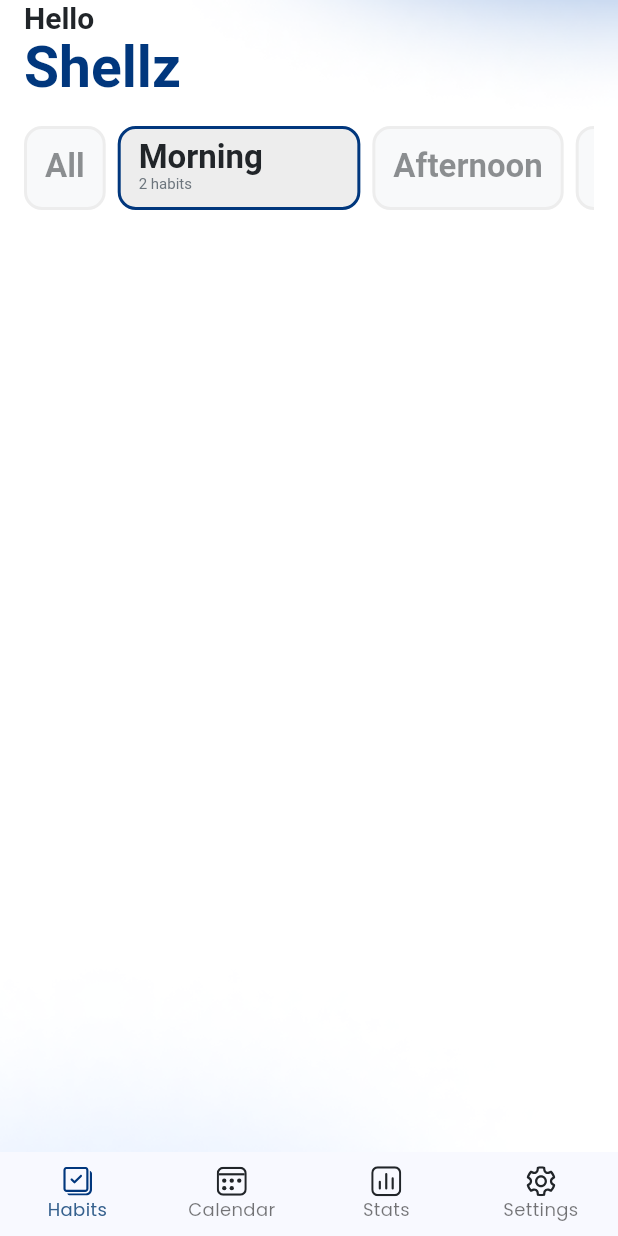
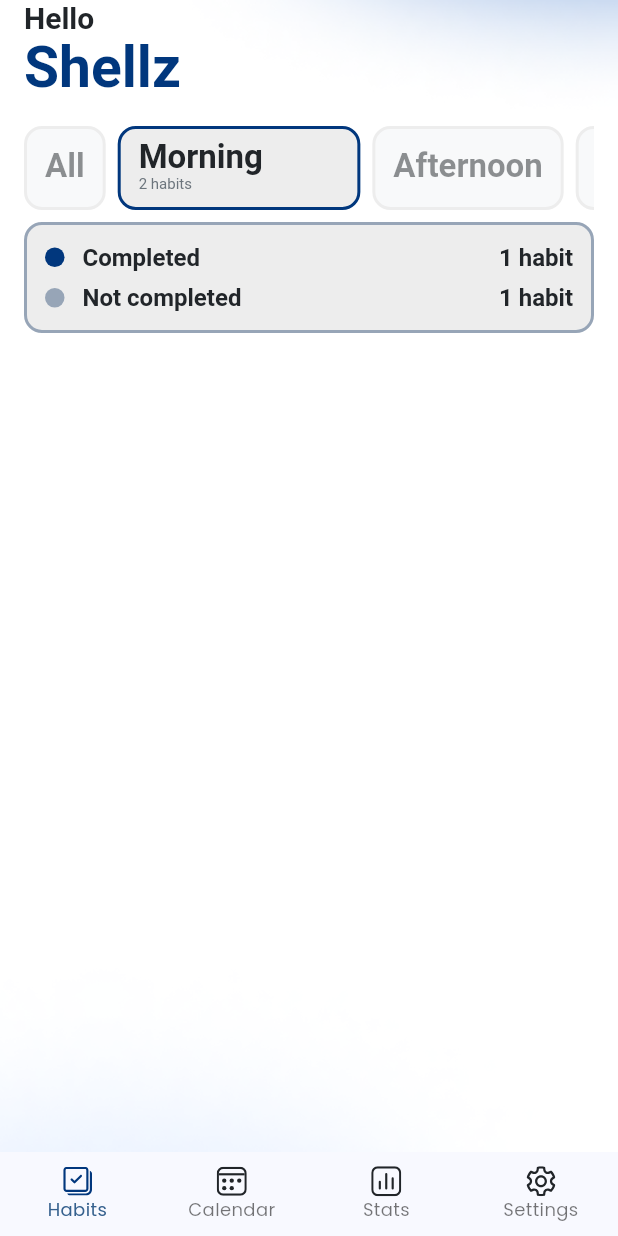
Before and after one commit to ashellz/habitt_v2, a Flutter app: the screen it shows after launch, after a tap on "Morning", on a phone screen of 412 x 824 dp. Run offline on Flutter 3.47's test engine with Material 3 defaults, Android fonts, the phone set to English and light mode, and no system bars; our stand-ins replace flutter_svg; generated files the repository leaves out were written again.

Commit message:
Habits completed status widget

```diff
--- a/lib/pages/main pages/habits_page.dart
+++ b/lib/pages/main pages/habits_page.dart
@@ -1,11 +1,8 @@
 import 'package:flutter/material.dart';
-import 'package:habitt/providers/category_provider.dart';
-import 'package:habitt/providers/color_provider.dart';
 import 'package:habitt/widgets/gradient_background.dart';
-import 'package:flutter_gen/gen_l10n/app_localizations.dart';
+import 'package:habitt/widgets/habits_page/categories/categories_list.dart';
 import 'package:habitt/widgets/habits_page/greeting.dart';
-import 'package:habitt/widgets/habits_page/select_category_widget.dart';
-import 'package:provider/provider.dart';
+import 'package:habitt/widgets/habits_page/habits_completed/habits_completed_widget.dart';
 
 class HabitsPage extends StatefulWidget {
   const HabitsPage({super.key});
@@ -17,9 +14,6 @@ class HabitsPage extends StatefulWidget {
 class _HabitsPageState extends State<HabitsPage> {
   @override
   Widget build(BuildContext context) {
-    final localizations = AppLocalizations.of(context)!;
-    final colorProvider = context.watch<ColorProvider>();
-
     return Scaffold(
       body: DefaultTextStyle(
         style: TextStyle(color: Color(0xFF212529)),
@@ -28,7 +22,7 @@ class _HabitsPageState extends State<HabitsPage> {
             padding: const EdgeInsets.symmetric(horizontal: 16.0),
             child: ListView(
               physics: BouncingScrollPhysics(),
-              children: [Greeting(), CategoriesList()],
+              children: [Greeting(), CategoriesList(), HabitsCompletedWidget()],
             ),
           ),
         ),
@@ -36,79 +30,3 @@ class _HabitsPageState extends State<HabitsPage> {
     );
   }
 }
-
-class CategoriesList extends StatefulWidget {
-  const CategoriesList({super.key});
-
-  @override
-  State<CategoriesList> createState() => _CategoriesListState();
-}
-
-class _CategoriesListState extends State<CategoriesList> {
-  final ScrollController _scrollController = ScrollController();
-
-  @override
-  void initState() {
-    super.initState();
-    WidgetsBinding.instance.addPostFrameCallback((_) {
-      _scrollToSelectedCategory();
-    });
-  }
-
-  void _scrollToSelectedCategory() {
-    final categoryProvider = context.read<CategoryProvider>();
-    final selectedId = categoryProvider.selectedCategoryId;
-    final categories = categoryProvider.categories;
-
-    if (_scrollController.hasClients && categories.isNotEmpty) {
-      int selectedIndex = categories.indexWhere((c) => c.id == selectedId);
-      if (selectedIndex != -1) {
-        // Estimate position by multiplying index by item width (assumed 120px)
-        double itemWidth = 120.0; // Adjust based on actual category width
-        double screenWidth = MediaQuery.of(context).size.width;
-        double scrollOffset =
-            (selectedIndex * itemWidth) - (screenWidth / 2) + (itemWidth / 2);
-
-        // (selectedIndex * itemWidth) --> Gets to the end of the selected category
-        // (screenWidth / 2) --> Gets to the middle of the screen
-        // (itemWidth / 2) --> Gets to the middle of the category
-
-        _scrollController.animateTo(
-          scrollOffset.clamp(
-            0.0,
-            _scrollController.position.maxScrollExtent,
-          ), // Keep within bounds
-          duration: const Duration(milliseconds: 300),
-          curve: Curves.easeInOut,
-        );
-      }
-    }
-  }
-
-  @override
-  Widget build(BuildContext context) {
-    final categoryProvider = context.watch<CategoryProvider>();
-
-    return Padding(
-      padding: const EdgeInsets.only(top: 16.0),
-      child: SizedBox(
-        height: 56,
-        child: ListView(
-          controller: _scrollController,
-          physics: const BouncingScrollPhysics(),
-          scrollDirection: Axis.horizontal,
-          children: [
-            for (final category in categoryProvider.categories)
-              SelectCategoryWidget(
-                category: category,
-                onTap: () {
-                  categoryProvider.selectCategory(category.id);
-                  _scrollToSelectedCategory();
-                },
-              ),
-          ],
-        ),
-      ),
-    );
-  }
-}
--- a/lib/providers/color_provider.dart
+++ b/lib/providers/color_provider.dart
@@ -2,6 +2,8 @@ import 'package:flutter/material.dart';
 import 'package:habitt/models/custom_color_scheme.dart';
 
 class ColorProvider extends ChangeNotifier {
+  Color textColor = Color(0xFF212529);
+
   CustomColorScheme colorScheme = CustomColorScheme(
     disabledColor: Color(0xFFF8F9FA),
     standardColor: Color(0xFFEDEDED),
--- /dev/null
+++ b/lib/widgets/habits_page/categories/categories_list.dart
@@ -0,0 +1,80 @@
+import 'package:flutter/material.dart';
+import 'package:habitt/providers/category_provider.dart';
+import 'package:habitt/widgets/habits_page/categories/select_category_widget.dart';
+import 'package:provider/provider.dart';
+
+class CategoriesList extends StatefulWidget {
+  const CategoriesList({super.key});
+
+  @override
+  State<CategoriesList> createState() => _CategoriesListState();
+}
+
+class _CategoriesListState extends State<CategoriesList> {
+  final ScrollController _scrollController = ScrollController();
+
+  @override
+  void initState() {
+    super.initState();
+    WidgetsBinding.instance.addPostFrameCallback((_) {
+      _scrollToSelectedCategory();
+    });
+  }
+
+  void _scrollToSelectedCategory() {
+    final categoryProvider = context.read<CategoryProvider>();
+    final selectedId = categoryProvider.selectedCategoryId;
+    final categories = categoryProvider.categories;
+
+    if (_scrollController.hasClients && categories.isNotEmpty) {
+      int selectedIndex = categories.indexWhere((c) => c.id == selectedId);
+      if (selectedIndex != -1) {
+        // Estimate position by multiplying index by item width (assumed 120px)
+        double itemWidth = 120.0; // Adjust based on actual category width
+        double screenWidth = MediaQuery.of(context).size.width;
+        double scrollOffset =
+            (selectedIndex * itemWidth) - (screenWidth / 2) + (itemWidth / 2);
+
+        // (selectedIndex * itemWidth) --> Gets to the end of the selected category
+        // (screenWidth / 2) --> Gets to the middle of the screen
+        // (itemWidth / 2) --> Gets to the middle of the category
+
+        _scrollController.animateTo(
+          scrollOffset.clamp(
+            0.0,
+            _scrollController.position.maxScrollExtent,
+          ), // Keep within bounds
+          duration: const Duration(milliseconds: 300),
+          curve: Curves.easeInOut,
+        );
+      }
+    }
+  }
+
+  @override
+  Widget build(BuildContext context) {
+    final categoryProvider = context.watch<CategoryProvider>();
+
+    return Padding(
+      padding: const EdgeInsets.only(top: 16.0),
+      child: SizedBox(
+        height: 56,
+        child: ListView(
+          controller: _scrollController,
+          physics: const BouncingScrollPhysics(),
+          scrollDirection: Axis.horizontal,
+          children: [
+            for (final category in categoryProvider.categories)
+              SelectCategoryWidget(
+                category: category,
+                onTap: () {
+                  categoryProvider.selectCategory(category.id);
+                  _scrollToSelectedCategory();
+                },
+              ),
+          ],
+        ),
+      ),
+    );
+  }
+}
--- /dev/null
+++ b/lib/widgets/habits_page/habits_completed/habit_status_text.dart
@@ -0,0 +1,62 @@
+import 'package:flutter/material.dart';
+import 'package:habitt/providers/color_provider.dart';
+import 'package:flutter_gen/gen_l10n/app_localizations.dart';
+import 'package:provider/provider.dart';
+
+class HabitsStatus extends StatelessWidget {
+  const HabitsStatus({super.key, required this.isCompleted});
+
+  final bool isCompleted;
+
+  @override
+  Widget build(BuildContext context) {
+    final colorProvider = context.watch<ColorProvider>();
+    final textColor = colorProvider.textColor;
+    final colorScheme = colorProvider.colorScheme;
+    final localizations = AppLocalizations.of(context)!;
+
+    const numberOfHabits = 1;
+
+    return Row(
+      mainAxisAlignment: MainAxisAlignment.spaceBetween,
+      children: [
+        Row(
+          children: [
+            Container(
+              width: 13,
+              height: 13,
+              decoration: BoxDecoration(
+                shape: BoxShape.circle,
+                color:
+                    isCompleted
+                        ? colorScheme.vividColor
+                        : colorScheme.strokeColor,
+              ),
+            ),
+            Padding(
+              padding: const EdgeInsets.only(left: 12.0),
+              child: Text(
+                isCompleted
+                    ? localizations.completed
+                    : localizations.notCompleted,
+                style: TextStyle(
+                  color: textColor,
+                  fontWeight: FontWeight.bold,
+                  fontSize: 16,
+                ),
+              ),
+            ),
+          ],
+        ),
+        Text(
+          "$numberOfHabits ${numberOfHabits == 1 ? localizations.habit : localizations.habits}",
+          style: TextStyle(
+            color: textColor,
+            fontWeight: FontWeight.bold,
+            fontSize: 16,
+          ),
+        ),
+      ],
+    );
+  }
+}
--- /dev/null
+++ b/lib/widgets/habits_page/habits_completed/habits_completed_widget.dart
@@ -0,0 +1,36 @@
+import 'package:flutter/material.dart';
+import 'package:habitt/providers/color_provider.dart';
+import 'package:habitt/widgets/habits_page/habits_completed/habit_status_text.dart';
+import 'package:provider/provider.dart';
+
+class HabitsCompletedWidget extends StatelessWidget {
+  const HabitsCompletedWidget({super.key});
+
+  @override
+  Widget build(BuildContext context) {
+    final colorProvider = context.watch<ColorProvider>();
+    final colorScheme = colorProvider.colorScheme;
+
+    return Padding(
+      padding: EdgeInsets.only(top: 8),
+      child: Container(
+        decoration: BoxDecoration(
+          borderRadius: BorderRadius.circular(12),
+          color: colorScheme.standardColor,
+          border: Border.all(color: colorScheme.strokeColor, width: 2),
+        ),
+        width: double.infinity,
+        child: Padding(
+          padding: const EdgeInsets.symmetric(vertical: 12, horizontal: 12),
+          child: Column(
+            children: [
+              HabitsStatus(isCompleted: true),
+              const SizedBox(height: 8),
+              HabitsStatus(isCompleted: false),
+            ],
+          ),
+        ),
+      ),
+    );
+  }
+}
```
Also changed, not shown: lib/widgets/habits_page/categories/select_category_widget.dart (renamed from lib/widgets/habits_page/select_category_widget.dart).
